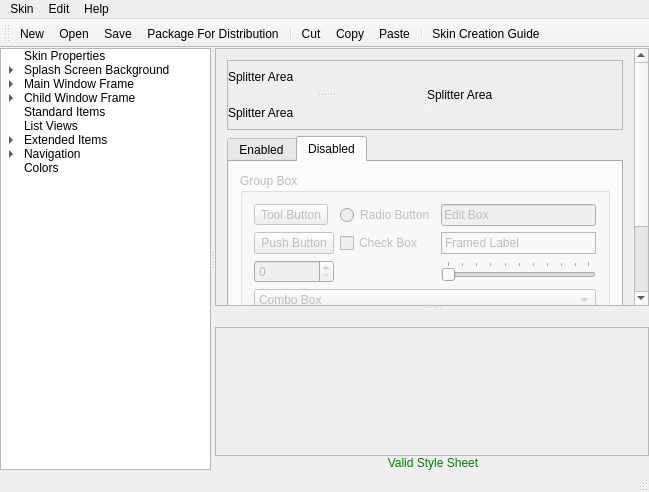
c3c/quazaa, file QuazaaSkinTool/mainwindow.ui: the form before one commit.
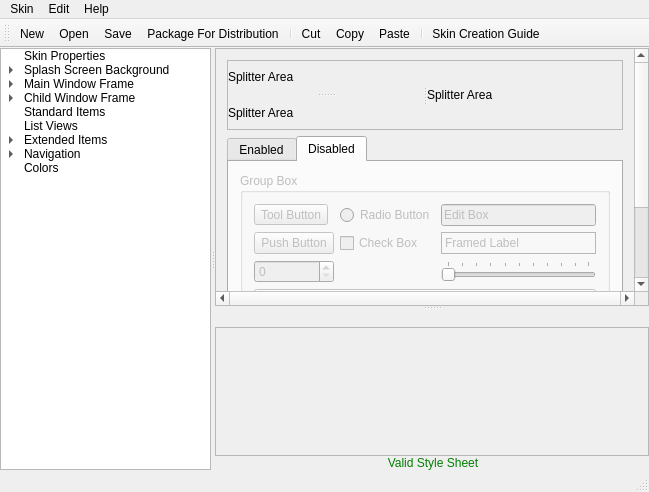
The form after the commit. Icons and pictures are not drawn.

```diff
--- a/QuazaaSkinTool/mainwindow.ui
+++ b/QuazaaSkinTool/mainwindow.ui
@@ -1528,6 +1528,12 @@
           </property>
           <item row="0" column="0">
            <widget class="QScrollArea" name="scrollArea_4">
+            <property name="verticalScrollBarPolicy">
+             <enum>Qt::ScrollBarAlwaysOn</enum>
+            </property>
+            <property name="horizontalScrollBarPolicy">
+             <enum>Qt::ScrollBarAlwaysOn</enum>
+            </property>
             <property name="widgetResizable">
              <bool>true</bool>
             </property>
@@ -1535,7 +1541,7 @@
              <property name="geometry">
               <rect>
                <x>0</x>
-               <y>0</y>
+               <y>-146</y>
                <width>452</width>
                <height>382</height>
               </rect>
```
Left out of the diff: 23 changed lines with no effect on the pictures.
